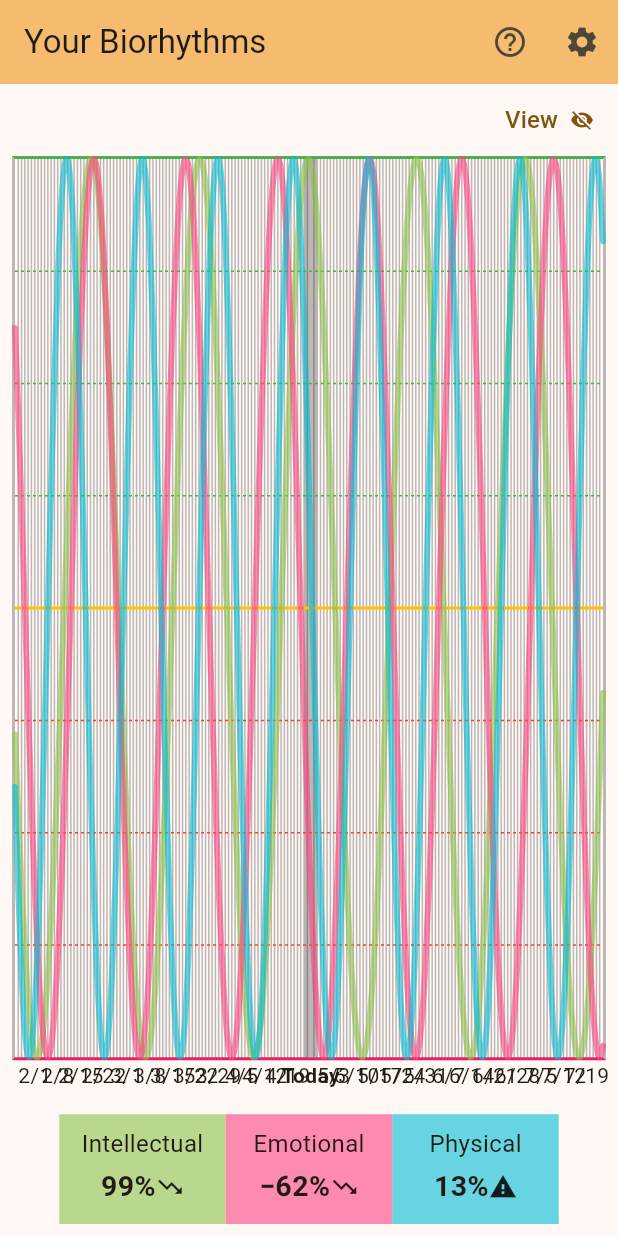
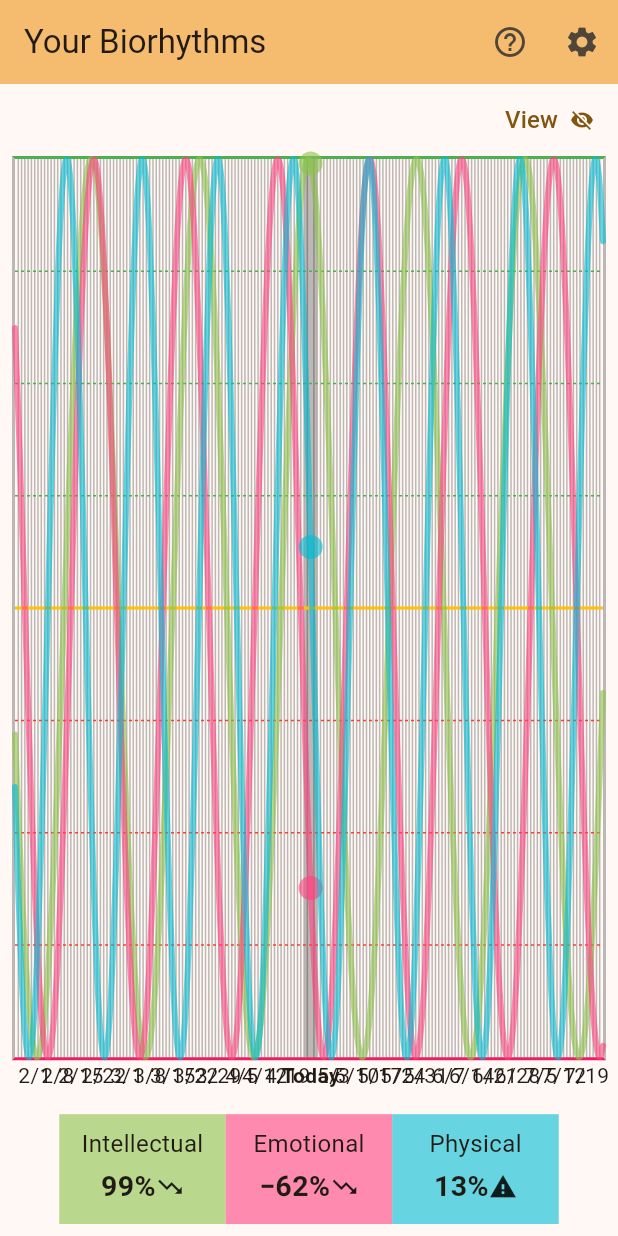
Before and after one commit to ncosgray/biorhythmmm, a Flutter app: the screen it shows after launch, after a tap on "Reset", on a phone screen of 412 x 824 dp. Run offline on Flutter 3.47's test engine with Material 3 defaults, Android fonts, the phone set to English and light mode, and no system bars; drawn by our look-alikes of fl_chart; our stand-ins replace bloc, flutter_bloc, flutter_local_notifications, flutter_timezone, shared_preferences, timezone; missing offline and left inert: pull_down_button.

Commit message:
improve highlighting of touched spots

```diff
--- a/lib/widgets/biorhythm_chart.dart
+++ b/lib/widgets/biorhythm_chart.dart
@@ -47,6 +47,7 @@ class _BiorhythmChartState extends State<BiorhythmChart>
   // State variables
   List<BiorhythmPoint> _points = [];
   Biorhythm? _highlighted;
+  double? _touched;
 
   // Populate data points
   void setPoints([List<BiorhythmPoint>? newPoints]) {
@@ -145,11 +146,11 @@ class _BiorhythmChartState extends State<BiorhythmChart>
 
   // Define chart data
   LineChartData get chartData => LineChartData(
-    lineBarsData: lineBarsData,
-    lineTouchData: lineTouchData,
     gridData: gridData,
     titlesData: titlesData,
     borderData: borderData,
+    lineBarsData: lineBarsData,
+    lineTouchData: lineTouchData,
     maxY: 1,
     minY: -1,
   );
@@ -173,7 +174,11 @@ class _BiorhythmChartState extends State<BiorhythmChart>
       color: color,
       barWidth: 4,
       isStrokeCapRound: true,
-      dotData: FlDotData(show: false),
+      dotData: FlDotData(
+        getDotPainter: dotPainter,
+        // Always show dots for today unless user is touching elsewhere
+        checkToShowDot: (spot, _) => spot.x == 0 && _touched == null,
+      ),
       belowBarData: BarAreaData(show: false),
       // Graph a range of biorhythm points
       spots: List.generate(
@@ -196,6 +201,15 @@ class _BiorhythmChartState extends State<BiorhythmChart>
   LineTouchData get lineTouchData => LineTouchData(
     handleBuiltInTouches: true,
     touchCallback: touchCallback,
+    // Draw a spot indicator with vertical line extending to the top
+    getTouchedSpotIndicator: (barData, spotIndexes) {
+      return spotIndexes.map((spotIndex) {
+        return TouchedSpotIndicatorData(
+          FlLine(color: Colors.transparent),
+          FlDotData(getDotPainter: dotPainter),
+        );
+      }).toList();
+    },
     touchTooltipData: LineTouchTooltipData(
       showOnTopOfTheChartBoxArea: true,
       fitInsideHorizontally: true,
@@ -242,15 +256,19 @@ class _BiorhythmChartState extends State<BiorhythmChart>
                     ),
                   ),
           ]);
+
+          // Update the touched position
+          _touched = response.lineBarSpots![0].x;
         }
       } else {
         // Reset points to today
         setPoints();
+        _touched = null;
       }
     });
   }
 
-  // Chart grids
+  // Chart grids and dots
   FlGridData get gridData => FlGridData(
     show: true,
     drawHorizontalLine: true,
@@ -263,7 +281,9 @@ class _BiorhythmChartState extends State<BiorhythmChart>
 
   FlLine getDrawingHorizontalLine(double value) {
     return value == 0
+        // Critical
         ? FlLine(color: Colors.amber, strokeWidth: 2)
+        // Indicate positive and negative cycles with color coding
         : FlLine(
           color: value > 0 ? Colors.green : Colors.red,
           strokeWidth: 1,
@@ -271,10 +291,37 @@ class _BiorhythmChartState extends State<BiorhythmChart>
         );
   }
 
-  FlLine getDrawingVerticalLine(double value) {
-    return FlLine(
-      color: Theme.of(context).dividerColor,
-      strokeWidth: value == 0 ? 8 : 1,
+  FlLine getDrawingVerticalLine(double value) => FlLine(
+    color: Theme.of(context).dividerColor,
+    strokeWidth:
+        // Center line and touched position are more prominent
+        value == 0
+            ? value == _touched
+                ? 9
+                : 8
+            : value == _touched
+            ? 3
+            : 1,
+  );
+
+  FlDotPainter dotPainter(
+    FlSpot spot,
+    double percent,
+    LineChartBarData barData,
+    int index,
+  ) {
+    // Look up the biorhythm highlight color for this line
+    Color? highlightColor =
+        allBiorhythms
+            .where((b) => b.graphColor == barData.color)
+            .firstOrNull
+            ?.highlightColor;
+
+    return FlDotCirclePainter(
+      radius: 8,
+      color:
+          (_touched != null ? highlightColor : barData.color) ??
+          Colors.transparent,
     );
   }
 
```
